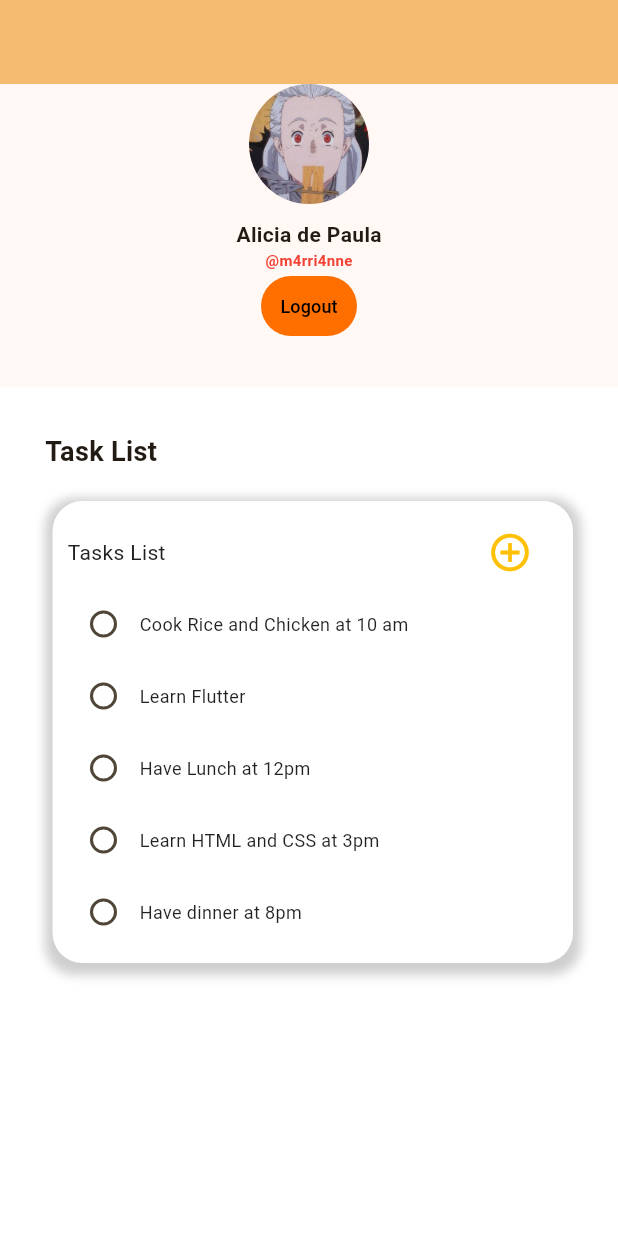
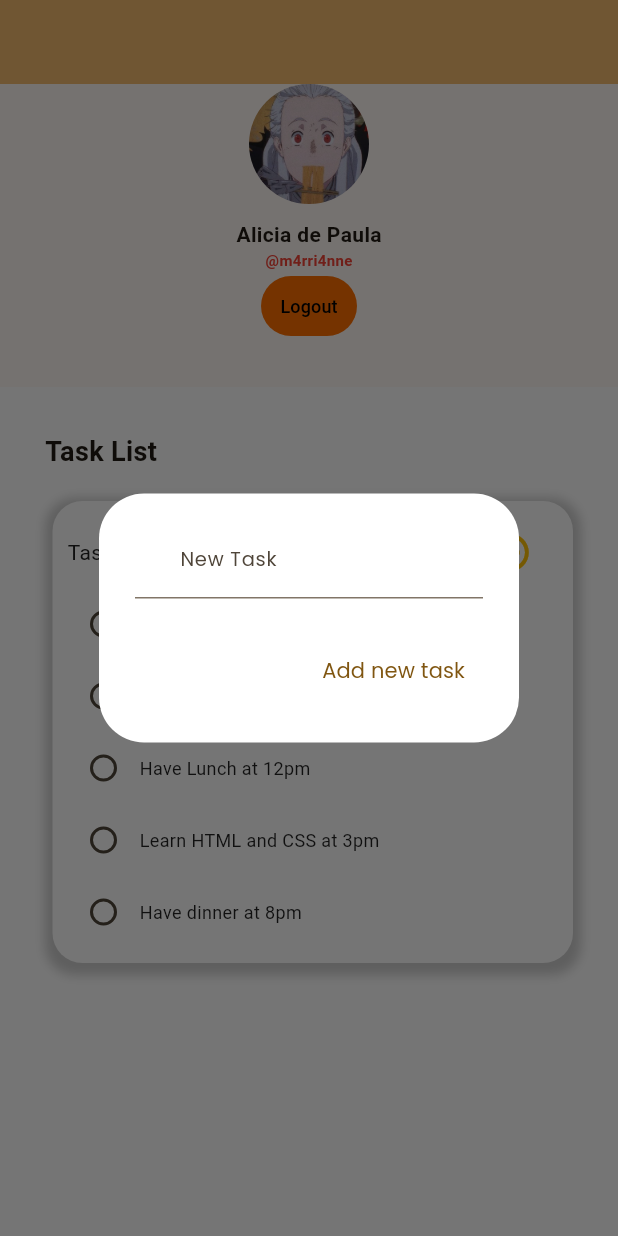
Before and after one commit to m4rri4nne/to_do_app_flutter, a Flutter app: the Dashboard screen opened by its route, after a tap on the "add circle outline" icon, on a phone screen of 412 x 824 dp. Run offline on Flutter 3.47's test engine with Material 3 defaults, Android fonts, the light colour scheme and no system bars; Roboto replaces fonts that are missing (Poppins-Bold, Poppins-Regular).

Commit message:
Creation of modal to add task

```diff
--- a/lib/components/task_list_section.dart
+++ b/lib/components/task_list_section.dart
@@ -3,13 +3,12 @@ import 'package:to_do_app_flutter/components/list_item.dart';
 
 class TaskListSection extends StatefulWidget {
   const TaskListSection({super.key});
-
   @override
   State<TaskListSection> createState() => _TaskListSectionState();
 }
 
 class _TaskListSectionState extends State<TaskListSection> {
-  void addTask() {}
+  final TextEditingController _textController = TextEditingController();
 
   final List<String> items = [
     "Cook Rice and Chicken at 10 am",
@@ -18,6 +17,46 @@ class _TaskListSectionState extends State<TaskListSection> {
     "Learn HTML and CSS at 3pm",
     "Have dinner at 8pm"
   ];
+  void action() {
+    setState(() {
+      items.add(_textController.text);
+    });
+    Navigator.of(context).pop();
+  }
+
+  // Modal
+  void addTaskModal() {
+    showDialog(
+        context: context,
+        builder: (BuildContext context) {
+          return AlertDialog(
+            content: TextField(
+              decoration: const InputDecoration(
+                hintText: "New Task",
+                hintStyle: TextStyle(
+                  fontFamily: 'Poppins',
+                  fontSize: 13,
+                ),
+                filled: false,
+                contentPadding:
+                    EdgeInsets.symmetric(vertical: 15, horizontal: 30),
+              ),
+              controller: _textController,
+            ),
+            shape: const RoundedRectangleBorder(
+              borderRadius: BorderRadius.all(Radius.circular(30)),
+            ),
+            backgroundColor: Colors.white,
+            actions: [
+              TextButton(
+                onPressed: action,
+                child: const Text("Add new task"),
+              )
+            ],
+          );
+        });
+  }
+
   @override
   Widget build(BuildContext context) {
     return Container(
@@ -48,7 +87,7 @@ class _TaskListSectionState extends State<TaskListSection> {
                 ),
               ),
               TextButton(
-                onPressed: addTask,
+                onPressed: addTaskModal,
                 child: const Icon(
                   Icons.add_circle_outline,
                   color: Colors.amber,
```
